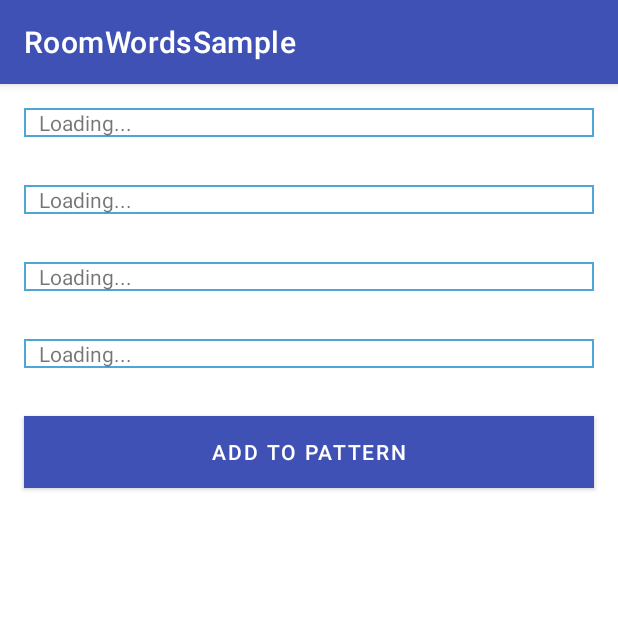
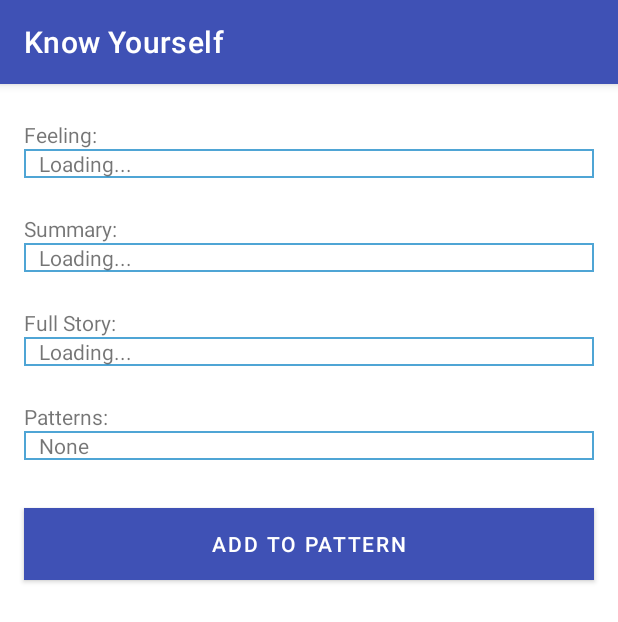
Before and after one commit to BohemianDan/HealthApp, an Android app: the ViewActivity screen opened directly, with no data from a screen before it, on a phone screen of 412 x 824 dp. Shown: the top 622 px of the screen. Run offline under Robolectric (Android 15) with nearby library versions, the phone set to English and light mode, and no system bars.

Commit message:
Reorganized. Temporary Rename of App

```diff
--- a/app/src/main/java/com/example/roomwordsample/NewWordActivity.kt
+++ b/app/src/main/java/com/example/selfevident/NewWordActivity.kt
@@ -1,4 +1,4 @@
-package com.example.roomwordsample
+package com.example.selfevident
 
 import android.app.Activity
 import android.content.Intent
--- a/app/src/main/java/com/example/roomwordsample/Pattern.kt
+++ b/app/src/main/java/com/example/selfevident/Pattern.kt
@@ -1,4 +1,4 @@
-package com.example.roomwordsample
+package com.example.selfevident
 
 import androidx.room.ColumnInfo
 import androidx.room.Entity
--- a/app/src/main/java/com/example/roomwordsample/SearchActivity.kt
+++ b/app/src/main/java/com/example/selfevident/SearchActivity.kt
@@ -1,4 +1,4 @@
-package com.example.roomwordsample
+package com.example.selfevident
 
 import androidx.appcompat.app.AppCompatActivity
 import android.os.Bundle
--- a/app/src/main/java/com/example/roomwordsample/Case.kt
+++ b/app/src/main/java/com/example/selfevident/casedatabase/Case.kt
@@ -1,9 +1,8 @@
-package com.example.roomwordsample
+package com.example.selfevident.casedatabase
 
 import androidx.room.ColumnInfo
 import androidx.room.Entity
 import androidx.room.PrimaryKey
-import java.util.Calendar
 
 /**
  * A basic class representing an entity that is a row in a one-column database table.
--- a/app/src/main/java/com/example/roomwordsample/WordDao.kt
+++ b/app/src/main/java/com/example/selfevident/casedatabase/CaseDao.kt
@@ -1,4 +1,4 @@
-package com.example.roomwordsample
+package com.example.selfevident.casedatabase
 
 import androidx.lifecycle.LiveData;
 import androidx.room.Dao;
@@ -17,7 +17,7 @@ import androidx.room.Query;
  */
 
 @Dao
-interface WordDao {
+interface CaseDao {
 
     // LiveData is a data holder class that can be observed within a given lifecycle.
     // Always holds/caches latest version of data. Notifies its active observers when the
--- a/app/src/main/res/layout/activity_view.xml
+++ b/app/src/main/res/layout/activity_view.xml
@@ -1,62 +1,136 @@
 <?xml version="1.0" encoding="utf-8"?>
-<LinearLayout xmlns:android="http://schemas.android.com/apk/res/android"
+<androidx.constraintlayout.widget.ConstraintLayout xmlns:android="http://schemas.android.com/apk/res/android"
+    xmlns:app="http://schemas.android.com/apk/res-auto"
+    xmlns:tools="http://schemas.android.com/tools"
+    android:id="@+id/linearLayout"
     android:layout_width="match_parent"
-    android:layout_height="match_parent"
-    android:orientation="vertical">
-
+    android:layout_height="match_parent">
 
 
     <TextView
+        android:id="@+id/feeling_static"
+        android:layout_width="0dp"
+        android:layout_height="wrap_content"
+        android:layout_marginStart="16dp"
+        android:layout_marginTop="24dp"
+        android:layout_marginEnd="16dp"
+        android:text="@string/view_title"
+        app:layout_constraintEnd_toEndOf="parent"
+        app:layout_constraintHorizontal_bias="0.0"
+        app:layout_constraintStart_toStartOf="parent"
+        app:layout_constraintTop_toTopOf="parent" />
+
+    <TextView
+        android:id="@+id/summary_static"
+        android:layout_width="0dp"
+        android:layout_height="wrap_content"
+        android:layout_marginStart="16dp"
+        android:layout_marginTop="24dp"
+        android:layout_marginEnd="16dp"
+        android:text="@string/view_summary"
+        app:layout_constraintEnd_toEndOf="parent"
+        app:layout_constraintHorizontal_bias="0.0"
+        app:layout_constraintStart_toStartOf="parent"
+        app:layout_constraintTop_toBottomOf="@+id/titleView" />
+
+    <TextView
+        android:id="@+id/story_static"
+        android:layout_width="0dp"
+        android:layout_height="wrap_content"
+        android:layout_marginStart="16dp"
+        android:layout_marginTop="24dp"
+        android:layout_marginEnd="16dp"
+        android:text="@string/view_story"
+        app:layout_constraintEnd_toEndOf="parent"
+        app:layout_constraintHorizontal_bias="0.0"
+        app:layout_constraintStart_toStartOf="parent"
+        app:layout_constraintTop_toBottomOf="@+id/summaryView" />
+
+    <TextView
+        android:id="@+id/pattern_static"
+        android:layout_width="0dp"
+        android:layout_height="wrap_content"
+        android:layout_marginStart="16dp"
+        android:layout_marginTop="24dp"
+        android:layout_marginEnd="16dp"
+        android:text="@string/view_pattern"
+        app:layout_constraintEnd_toEndOf="parent"
+        app:layout_constraintHorizontal_bias="0.0"
+        app:layout_constraintStart_toStartOf="parent"
+        app:layout_constraintTop_toBottomOf="@+id/storyView" />
+
+    <TextView
         android:id="@+id/titleView"
-        android:layout_width="match_parent"
+        android:layout_width="0dp"
         android:layout_height="wrap_content"
-        android:layout_margin="@dimen/big_padding"
+        android:layout_marginStart="16dp"
+        android:layout_marginEnd="16dp"
         android:background="@drawable/back"
-        android:text="@string/default_text"
         android:paddingStart="10dp"
         android:paddingEnd="10dp"
-        />
+        android:text="@string/default_text"
+        app:layout_constraintEnd_toEndOf="parent"
+        app:layout_constraintHorizontal_bias="0.0"
+        app:layout_constraintStart_toStartOf="parent"
+        app:layout_constraintTop_toBottomOf="@+id/feeling_static" />
 
     <TextView
         android:id="@+id/summaryView"
-        android:layout_width="match_parent"
+        android:layout_width="0dp"
         android:layout_height="wrap_content"
-        android:layout_margin="@dimen/big_padding"
+        android:layout_marginStart="16dp"
+        android:layout_marginEnd="16dp"
         android:background="@drawable/back"
-        android:text="@string/default_text"
         android:paddingStart="10dp"
         android:paddingEnd="10dp"
-        />
+        android:text="@string/default_text"
+        app:layout_constraintEnd_toEndOf="parent"
+        app:layout_constraintHorizontal_bias="0.0"
+        app:layout_constraintStart_toStartOf="parent"
+        app:layout_constraintTop_toBottomOf="@+id/summary_static" />
 
     <TextView
         android:id="@+id/storyView"
-        android:layout_width="match_parent"
+        android:layout_width="0dp"
         android:layout_height="wrap_content"
-        android:layout_margin="@dimen/big_padding"
+        android:layout_marginStart="16dp"
+        android:layout_marginEnd="16dp"
         android:background="@drawable/back"
-        android:text="@string/default_text"
         android:paddingStart="10dp"
         android:paddingEnd="10dp"
-        />
+        android:text="@string/default_text"
+        app:layout_constraintEnd_toEndOf="parent"
+        app:layout_constraintStart_toStartOf="parent"
+        app:layout_constraintTop_toBottomOf="@+id/story_static" />
 
     <TextView
         android:id="@+id/patternView"
-        android:layout_width="match_parent"
+        android:layout_width="0dp"
         android:layout_height="wrap_content"
-        android:layout_margin="@dimen/big_padding"
+        android:layout_marginStart="16dp"
+        android:layout_marginEnd="16dp"
+
         android:background="@drawable/back"
-        android:text="@string/default_text"
         android:paddingStart="10dp"
         android:paddingEnd="10dp"
-
-        />
+        android:text="@string/null_default"
+        app:layout_constraintEnd_toEndOf="parent"
+        app:layout_constraintStart_toStartOf="parent"
+        app:layout_constraintTop_toBottomOf="@+id/pattern_static" />
 
     <Button
         android:id="@+id/addPatternButton"
-        android:layout_width="match_parent"
+        android:layout_width="0dp"
         android:layout_height="wrap_content"
-        android:layout_margin="@dimen/big_padding"
+        android:layout_marginStart="16dp"
+        android:layout_marginLeft="16dp"
+        android:layout_marginTop="32dp"
+        android:layout_marginEnd="16dp"
+        android:layout_marginRight="16dp"
         android:background="@color/colorPrimary"
         android:text="@string/button_pattern"
-        android:textColor="@color/buttonLabel" />
-</LinearLayout>
+        android:textColor="@color/buttonLabel"
+        app:layout_constraintEnd_toEndOf="parent"
+        app:layout_constraintStart_toStartOf="parent"
+        app:layout_constraintTop_toBottomOf="@+id/patternView" />
+</androidx.constraintlayout.widget.ConstraintLayout>
--- a/app/src/main/res/values/strings.xml
+++ b/app/src/main/res/values/strings.xml
@@ -1,5 +1,5 @@
 <resources>
-    <string name="app_name">RoomWordsSample</string>
+    <string name="app_name">Know Yourself</string>
     <string name="action_settings">Settings</string>
     <string name="hint_emotion">Custom Emotion…</string>
     <string name="hint_summary">Quick Summary…</string>
@@ -9,4 +9,9 @@
     <string name="add_word">Add word</string>
     <string name="button_pattern">Add to Pattern</string>
     <string name="default_text">Loading...</string>
+    <string name="null_default">None</string>
+    <string name="view_title">Feeling:</string>
+    <string name="view_summary">Summary:</string>
+    <string name="view_pattern">Patterns:</string>
+    <string name="view_story">Full Story:</string>
 </resources>
```
Also changed, not shown: app/src/main/AndroidManifest.xml (+5 -5 lines), app/src/main/java/com/example/selfevident/MainActivity.kt (renamed from app/src/main/java/com/example/roomwordsample/MainActivity.kt, +8 -14 lines), app/src/main/java/com/example/selfevident/ViewActivity.kt (renamed from app/src/main/java/com/example/roomwordsample/ViewActivity.kt, +13 -7 lines), app/src/main/java/com/example/selfevident/casedatabase/CaseListAdapter.kt (renamed from app/src/main/java/com/example/roomwordsample/WordListAdapter.kt, +4 -3 lines), app/src/main/java/com/example/selfevident/casedatabase/CaseRepository.kt (renamed from app/src/main/java/com/example/roomwordsample/WordRepository.kt, +6 -6 lines), app/src/main/java/com/example/selfevident/casedatabase/CaseRoomDatabase.kt (renamed from app/src/main/java/com/example/roomwordsample/WordRoomDatabase.kt, +19 -18 lines), app/src/main/java/com/example/selfevident/casedatabase/CaseViewModel.kt (renamed from app/src/main/java/com/example/roomwordsample/WordViewModel.kt, +5 -6 lines), 4 other files.
